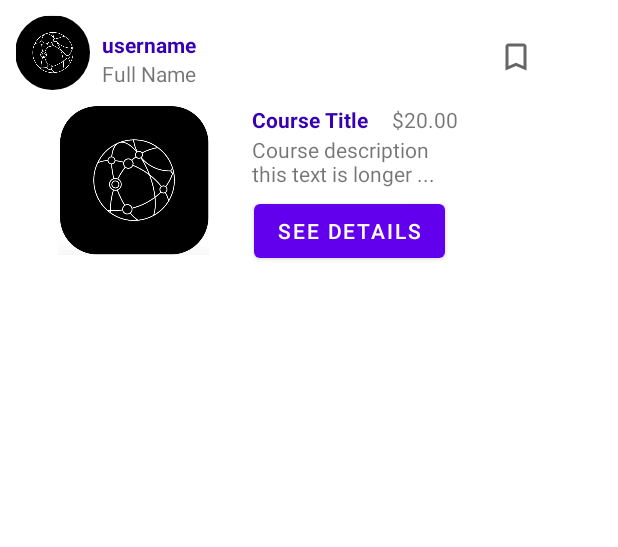
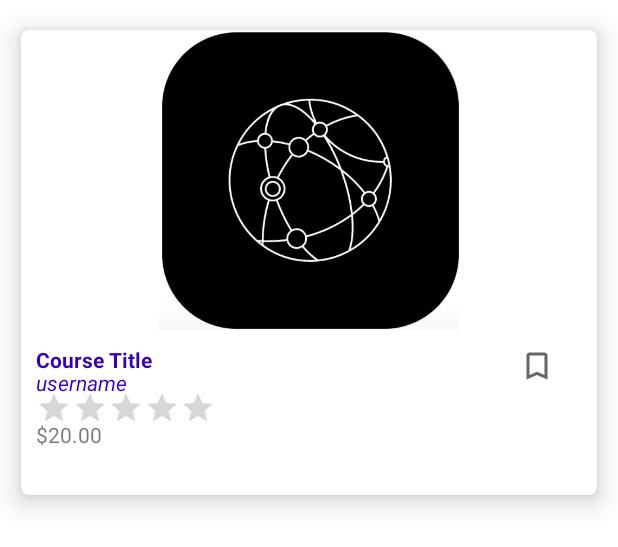
Before and after one commit to dutaci28/Memorizor, an Android app: the layout course_item.xml on its own in the app's theme, with its tools: preview values and no code run, on a phone screen of 412 x 824 dp. Shown: the top 547 px of the screen. Run offline under Robolectric (Android 15) with nearby library versions, the phone set to English and light mode, and no system bars.

Commit message:
changed course item layout

```diff
--- a/app/src/main/res/layout/course_item.xml
+++ b/app/src/main/res/layout/course_item.xml
@@ -1,50 +1,39 @@
 <?xml version="1.0" encoding="utf-8"?>
 <androidx.constraintlayout.widget.ConstraintLayout xmlns:android="http://schemas.android.com/apk/res/android"
     xmlns:app="http://schemas.android.com/apk/res-auto"
-    android:layout_width="wrap_content"
-    android:layout_height="wrap_content"
-    android:padding="10dp">
+    xmlns:tools="http://schemas.android.com/tools"
+    android:layout_width="match_parent"
+    android:layout_height="wrap_content">
 
-    <de.hdodenhof.circleimageview.CircleImageView
-        android:id="@+id/image_profile"
-        android:layout_width="50dp"
-        android:layout_height="50dp"
-        android:layout_marginStart="0dp"
-        android:layout_marginTop="0dp"
-        android:src="@drawable/icon"
+    <androidx.cardview.widget.CardView
+        android:id="@+id/cardView"
+        android:layout_width="match_parent"
+        android:layout_height="350dp"
+        app:cardElevation="10dp"
+        app:cardCornerRadius="5dp"
+        app:cardBackgroundColor="@color/white"
+        app:cardMaxElevation="12dp"
+        app:cardPreventCornerOverlap="true"
+        app:cardUseCompatPadding="true"
         app:layout_constraintStart_toStartOf="parent"
-        app:layout_constraintTop_toTopOf="parent" />
+        app:layout_constraintTop_toTopOf="parent">
 
         <TextView
             android:id="@+id/fullname"
             android:layout_width="wrap_content"
             android:layout_height="wrap_content"
-        android:layout_marginStart="8dp"
-        android:layout_marginTop="0dp"
-        android:maxLines="1"
-        android:text="Full Name"
-        app:layout_constraintStart_toEndOf="@+id/image_profile"
-        app:layout_constraintTop_toBottomOf="@+id/username" />
-
-    <TextView
-        android:id="@+id/username"
-        android:layout_width="wrap_content"
-        android:layout_height="wrap_content"
-        android:layout_marginStart="8dp"
-        android:layout_marginTop="10dp"
+            android:layout_marginTop="225dp"
+            android:layout_marginStart="10dp"
             android:maxLines="1"
             android:text="username"
             android:textColor="@color/design_default_color_primary_dark"
-        android:textStyle="bold"
-        app:layout_constraintStart_toEndOf="@+id/image_profile"
-        app:layout_constraintTop_toTopOf="parent" />
+            android:textStyle="italic" />
 
         <ImageView
             android:id="@+id/image"
-        android:layout_width="150dp"
-        android:layout_height="100dp"
-        android:layout_marginStart="4dp"
-        android:layout_marginTop="60dp"
+            android:layout_width="300dp"
+            android:layout_height="200dp"
+            android:layout_gravity="center|top"
             android:src="@drawable/icon"
             app:layout_constraintStart_toStartOf="parent"
             app:layout_constraintTop_toTopOf="parent" />
@@ -53,69 +42,51 @@
             android:id="@+id/title"
             android:layout_width="wrap_content"
             android:layout_height="wrap_content"
-        android:layout_marginStart="4dp"
-        android:layout_marginTop="60dp"
             android:maxLines="1"
             android:text="Course Title"
+            android:layout_marginTop="210dp"
+            android:layout_marginStart="10dp"
             android:textColor="@color/design_default_color_primary_dark"
             android:textStyle="bold"
             app:layout_constraintStart_toEndOf="@+id/image"
             app:layout_constraintTop_toTopOf="parent" />
 
 
-    <TextView
-        android:id="@+id/description"
-        android:layout_width="139dp"
-        android:layout_height="36dp"
-        android:layout_marginStart="4dp"
-        android:layout_marginTop="80dp"
-        android:maxWidth="200dp"
-        android:maxLines="2"
-        android:text="Course description this text is longer ..."
-        app:layout_constraintStart_toEndOf="@+id/image"
-        app:layout_constraintTop_toTopOf="parent" />
-
-<!--    <Button-->
-<!--        android:id="@+id/btn_buy"-->
-<!--        android:layout_width="wrap_content"-->
-<!--        android:layout_height="wrap_content"-->
-<!--        android:layout_marginStart="4dp"-->
-<!--        android:layout_marginTop="120dp"-->
-<!--        android:text="Buy Course"-->
-<!--        app:layout_constraintStart_toEndOf="@+id/image"-->
-<!--        app:layout_constraintTop_toTopOf="parent" />-->
-
-    <Button
-        android:id="@+id/btn_open_course"
-        android:layout_width="wrap_content"
-        android:layout_height="wrap_content"
-        android:layout_marginStart="5dp"
-        android:layout_marginTop="120dp"
-        android:text="See details"
-        app:layout_constraintStart_toEndOf="@+id/image"
-        app:layout_constraintTop_toTopOf="parent" />
-
         <ImageButton
             android:id="@+id/btn_bookmark"
             style="?android:attr/borderlessButtonStyle"
             android:layout_width="27dp"
             android:layout_height="47dp"
-        android:layout_marginStart="320dp"
-        android:layout_marginTop="4dp"
+            android:layout_marginTop="200dp"
+            android:layout_marginStart="330dp"
             android:src="@drawable/ic_baseline_bookmark_border_24"
-        app:layout_constraintStart_toStartOf="parent"
-        app:layout_constraintTop_toTopOf="parent" />
+            />
+
+        <RatingBar
+            android:id="@+id/ratingBar"
+            android:layout_width="wrap_content"
+            android:layout_height="wrap_content"
+            android:layout_marginTop="240dp"
+            android:layout_marginStart="10dp"
+            android:stepSize="1"
+            android:numStars="5"
+            android:scaleX=".5"
+            android:scaleY=".5"
+            android:isIndicator="true"
+            android:transformPivotX="0dp"
+            android:transformPivotY="0dp"
+            app:layout_constraintStart_toEndOf="@+id/image"
+            app:layout_constraintTop_toBottomOf="@+id/title" />
 
         <TextView
             android:id="@+id/price"
             android:layout_width="wrap_content"
             android:layout_height="wrap_content"
-        android:layout_marginStart="16dp"
-        android:layout_marginTop="60dp"
+            android:layout_marginStart="10dp"
+            android:layout_marginTop="260dp"
             android:maxWidth="200dp"
-        android:text="$20.00"
-        app:layout_constraintStart_toEndOf="@+id/title"
-        app:layout_constraintTop_toTopOf="parent" />
+            android:text="$20.00" />
 
+    </androidx.cardview.widget.CardView>
 
 </androidx.constraintlayout.widget.ConstraintLayout>
--- a/app/src/main/res/layout/fragment_home.xml
+++ b/app/src/main/res/layout/fragment_home.xml
@@ -10,12 +10,16 @@
         android:id="@+id/tv_title"
         android:layout_width="wrap_content"
         android:layout_height="wrap_content"
+        android:layout_margin="20dp"
+        android:textSize="20dp"
+        android:textColor="@color/black"
         android:text="Browse our most popular categories"
         app:layout_constraintStart_toStartOf="parent"
         app:layout_constraintTop_toTopOf="parent" />
 
     <androidx.recyclerview.widget.RecyclerView
         android:id="@+id/rv_parent_items"
+        android:layout_margin="20dp"
         android:layout_width="match_parent"
         android:layout_height="wrap_content"
         app:layout_constraintStart_toStartOf="parent"
```
Also changed, not shown: app/src/main/java/com/example/memorizor/Adapter/CourseAdapter.java (+42 -12 lines), app/src/main/java/com/example/memorizor/Fragments/AccountFragment.java (+6 -5 lines), app/src/main/java/com/example/memorizor/LoginActivity.java (+39 -1 lines), app/src/main/java/com/example/memorizor/Model/User.java (+1 -11 lines), app/src/main/java/com/example/memorizor/RegisterActivity.java (+3 -7 lines), app/src/main/res/layout/activity_register.xml (+0 -9 lines), app/src/main/res/layout/fragment_account.xml (+4 -5 lines). Lines whose indentation alone changed are shown as unchanged.
